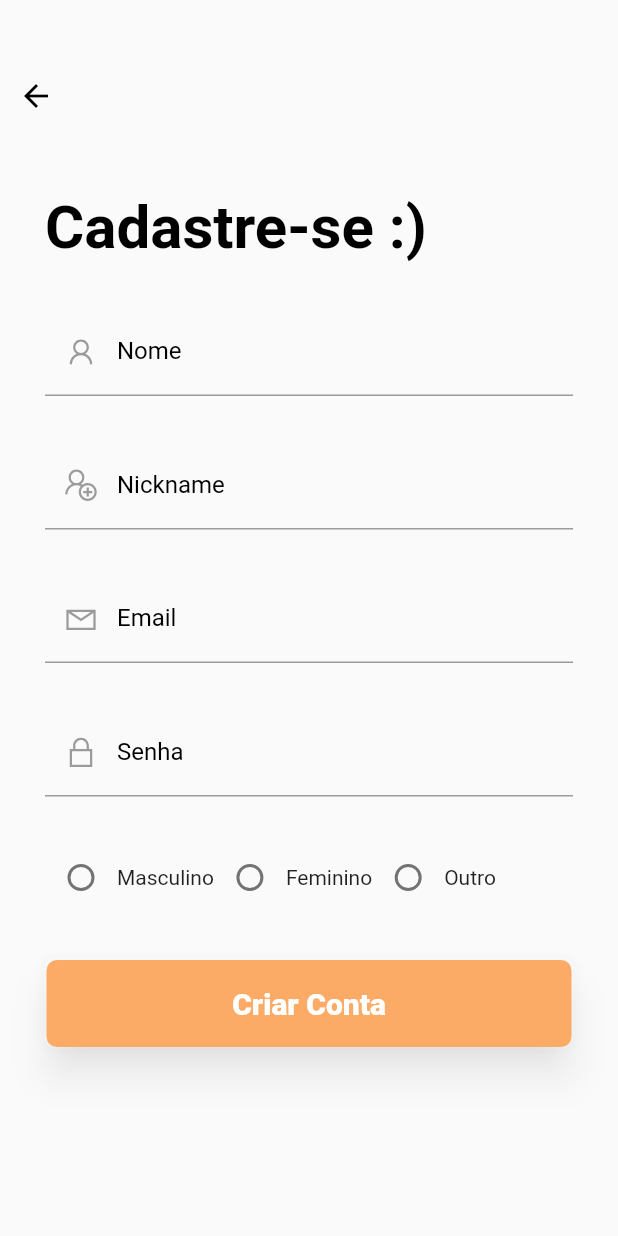
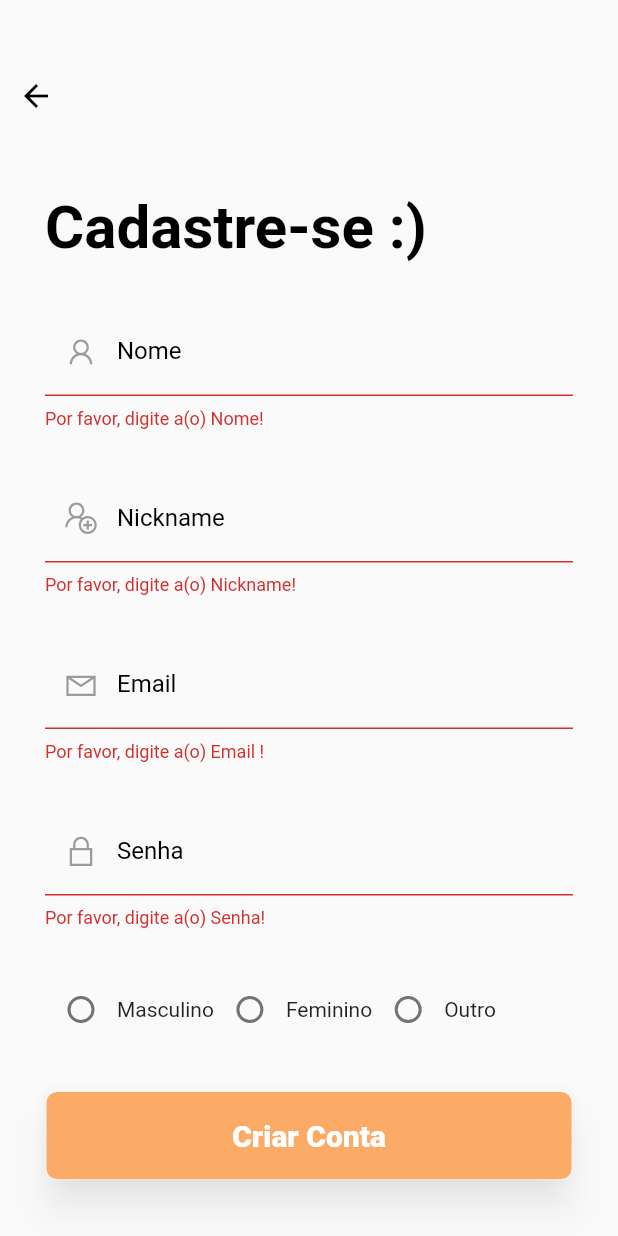
Before and after one commit to NHDrizzt/flutter_app, a Flutter app: the RegisterPage screen opened directly, after a tap on "Criar Conta", on a phone screen of 412 x 824 dp. Run offline on Flutter 3.47's test engine with Material 2 defaults, Android fonts, the phone set to English and light mode, and no system bars; our stand-ins replace cloud_firestore, curved_navigation_bar, firebase_auth, line_icons; missing offline and left inert: dart:ffi; accounts and stored records are empty; network calls fail.

Commit message:
Até agora arrumei algumas regrinhas basicas:  - Se já estiver cadastrado, ele dá um aviso que o email tá cadastrado e joga para a tela de login - Mostra aviso de "Cadastrado com sucesso"  - Movi a conexão do firebase, da pag de registro, para uma classe chamada UsuarioDAO, para fazer o acesso aos dados do banco e também o código das telas ficar mais simples - Comentei bastante coisa do código do FireBASE

```diff
--- /dev/null
+++ b/lib/DAO/UsuarioDAO.dart
@@ -0,0 +1,31 @@
+import 'package:firebase_auth/firebase_auth.dart';
+import 'package:flutter/material.dart';
+
+//Instancia do Firebase
+final FirebaseAuth _firebaseAuth = FirebaseAuth.instance;
+
+class FirebaseUs {
+  Future<String> create(String email, String password) async {
+//O método "FetchSignInMethodsForEmail" vai retornar uma lista de métodos que o usuario pode usar para acessar
+//Vai retornar 'null' se o usuário não for encontrado
+    List<String> userverify =
+        await _firebaseAuth.fetchSignInMethodsForEmail(email: email);
+
+    //Se a lista auxiliar estiver nula, o usuário não está cadastrado ainda
+    if (userverify.isEmpty) {
+      //Cadastro FIREBASE
+
+      //O método 'CreateUserWithEmailAndPassWord' faz tudo pra mim, só preciso passar duas string pra ele, o email e a senha
+      AuthResult result = await _firebaseAuth.createUserWithEmailAndPassword(
+        email: email,
+        password: email,
+      );
+      final FirebaseUser user = result.user;
+      var x = user.uid;
+      return x;
+    } else {
+      //Usuario já está cadastrado!
+      return null;
+    }
+  }
+}
--- a/lib/pages/Login.dart
+++ b/lib/pages/Login.dart
@@ -126,8 +126,7 @@ class _LoginPageState extends State<LoginPage>
       final formState = _formkey.currentState;
       if (formState.validate()) {
         formState.save();
-        //TODO login FIREBASE
-
+        //Login FIREBASE
         AuthResult result = await _firebaseAuth.signInWithEmailAndPassword(
             email: _email, password: _password);
         FirebaseUser user = result.user;
--- a/lib/pages/Register.dart
+++ b/lib/pages/Register.dart
@@ -1,11 +1,19 @@
 import 'package:flutter/material.dart';
+import 'package:flutter_app/DAO/UsuarioDAO.dart';
 import 'package:flutter_app/Model/colors.dart';
 import 'package:line_icons/line_icons.dart';
+
+TextEditingController _nameCtrl = new TextEditingController();
+TextEditingController _passwordCtrl = new TextEditingController();
+TextEditingController _nicknameCtrl = new TextEditingController();
+TextEditingController _emailCtrl = new TextEditingController();
 
 class RegisterPage extends StatefulWidget {
   @override
   _RegisterPageState createState() => _RegisterPageState();
 }
+
+final GlobalKey<FormState> _formkeyReg = GlobalKey<FormState>();
 
 class _RegisterPageState extends State<RegisterPage> {
   final _formKey = GlobalKey<FormState>();
@@ -19,6 +27,22 @@ class _RegisterPageState extends State<RegisterPage> {
 
   @override
   Widget build(BuildContext context) {
+    void _reg() async {
+      final formState = _formkeyReg.currentState;
+      //Valida se todos os campos do Form não retornaram erro
+      if (formState.validate()) {
+        formState.save();
+        if (await FirebaseUs().create(_emailCtrl.text, _passwordCtrl.text) !=
+            null) {
+          _showDialog(context, "Email cadastrado! ",
+              " Cadastrado com sucesso! ^u^", true);
+        } else {
+          _showDialog(context, "Email já cadastrado",
+              "Esta conta de email já está cadastrada, seu chupinga", false);
+        }
+      }
+    }
+
     final appBar = Padding(
       padding: EdgeInsets.only(bottom: 40.0),
       child: Row(
@@ -53,16 +77,16 @@ class _RegisterPageState extends State<RegisterPage> {
     final registerForm = Padding(
       padding: EdgeInsets.only(top: 30.0),
       child: Form(
-        key: _formKey,
+        key: _formkeyReg,
         child: Column(
           children: <Widget>[
-            _buildFormField('Nome', LineIcons.user),
+            _buildFormField('Nome', LineIcons.user, _nameCtrl),
             formFieldSpacing,
-            _buildFormField('Nickname', LineIcons.user_plus),
+            _buildFormField('Nickname', LineIcons.user_plus, _nicknameCtrl),
             formFieldSpacing,
-            _buildFormField('Email ', LineIcons.envelope),
+            _buildFormField('Email ', LineIcons.envelope, _emailCtrl),
             formFieldSpacing,
-            _buildFormField('Senha', LineIcons.lock),
+            _buildFormField('Senha', LineIcons.lock, _passwordCtrl),
             formFieldSpacing,
           ],
         ),
@@ -111,7 +135,7 @@ class _RegisterPageState extends State<RegisterPage> {
           elevation: 10.0,
           shadowColor: Colors.white70,
           child: MaterialButton(
-            onPressed: () {},
+            onPressed: _reg,
             child: Text(
               'Criar Conta',
               style: TextStyle(
@@ -151,8 +175,15 @@ class _RegisterPageState extends State<RegisterPage> {
     );
   }
 
-  Widget _buildFormField(String label, IconData icon) {
+  Widget _buildFormField(
+      String label, IconData icon, TextEditingController ctr) {
     return TextFormField(
+      controller: ctr,
+      validator: (value) {
+        if (value.isEmpty) {
+          return 'Por favor, digite a(o) $label! ';
+        }
+      },
       decoration: InputDecoration(
         labelText: label,
         labelStyle: TextStyle(color: Colors.black),
@@ -173,3 +204,34 @@ class _RegisterPageState extends State<RegisterPage> {
     );
   }
 }
+
+_showDialog(
+    BuildContext context, String titulo, String conteudo, bool success) {
+  final _dig = AlertDialog(
+      title: new Text(titulo),
+      content: new Text(conteudo),
+      actions: <Widget>[
+        // define os botões na base do dialogo
+        new FlatButton(
+          child: new Text("Fechar"),
+          onPressed: () {
+            if (success) {
+              Navigator.popAndPushNamed(context, '/Library');
+            } else {
+              Navigator.of(context).pop();
+              Navigator.of(context).pop();
+              _nameCtrl.clear();
+              _nicknameCtrl.clear();
+              _passwordCtrl.clear();
+              _emailCtrl.clear();
+            }
+          },
+        ),
+      ]);
+
+  return showDialog(
+      context: context,
+      builder: (BuildContext context) {
+        return _dig;
+      });
+}
```
